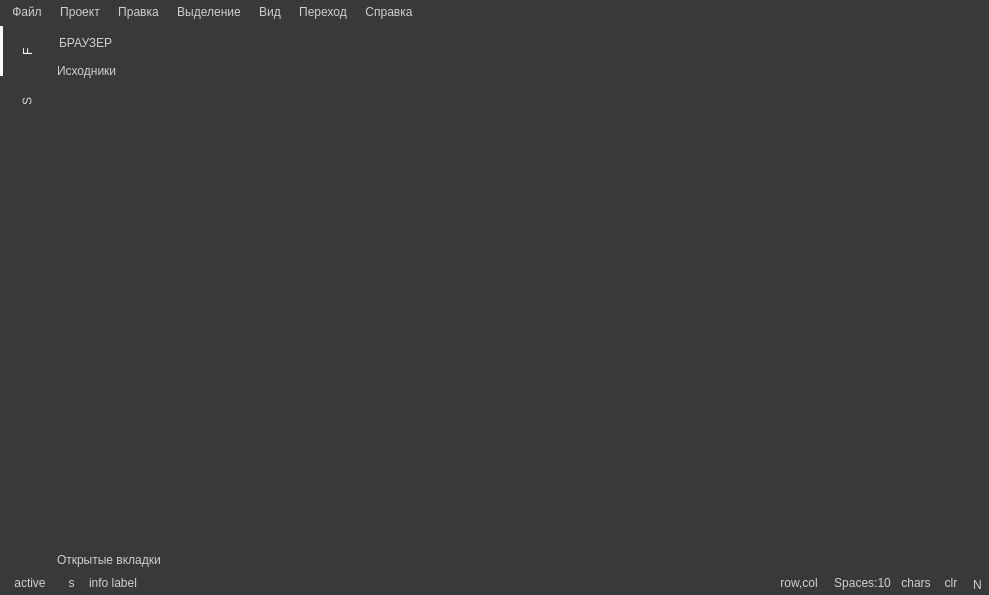
Old version of the form mainwindow.ui in the repository VanyaKrotov/CodeEditor.
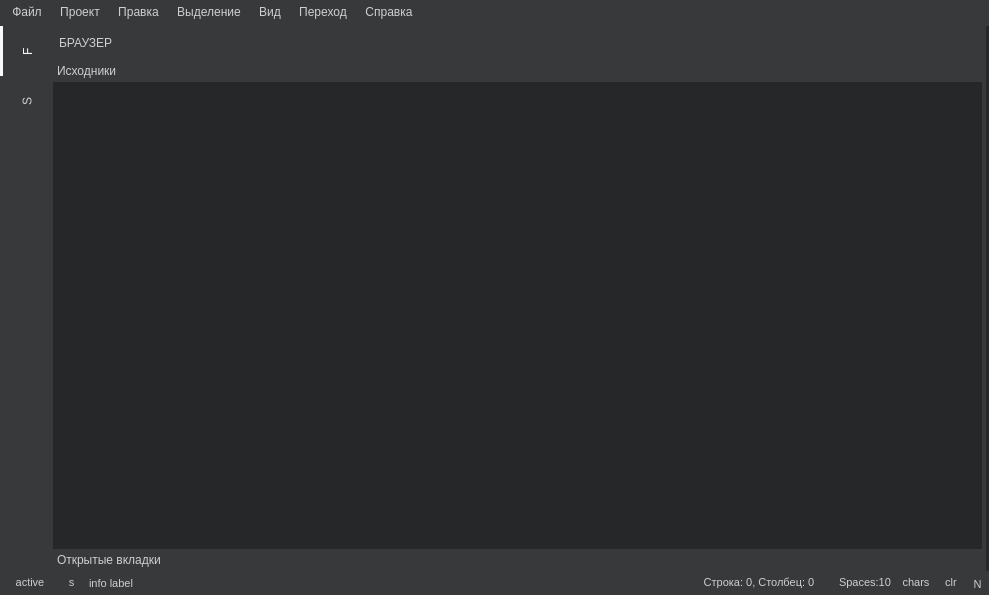
New version of the form. Icons and pictures are not drawn.

Diff of the .ui file:
```diff
--- a/mainwindow.ui
+++ b/mainwindow.ui
@@ -67,7 +67,9 @@
 QMenuBar::item:selected,
  #textTabGroup QTabBar::tab:!selected,
 #forderViewGroups,
-QHeaderView::section{
+QHeaderView::section,
+#treeWidgetsSplitter,
+#tabWidgetsSplitter{
 	background: #262729;
 }
 
@@ -147,7 +149,7 @@
 	background: #000;
 }
 
-QTextEdit {
+QPlainTextEdit {
 	font: 10pt &quot;MS Reference Sans Serif&quot;;
 }
 
@@ -179,10 +181,27 @@
 	background:  rgba(20,20,20,0);
 }
 
-QTreeWidget {
+
+
+#treeWidgetsSplitter,
+#tabWidgetsSplitter{
+	background: #262729;
+}
+
+#tabWidgetsSplitter::handle{
+	background: #262729;
+}
+
+QSplitter::handle{
+	background: #38393b;
+}
+
+#statusBarBox QPushButton, 
+#statusBarBox QLabel {
 	font-size: 11px;
 }
 
+
 </string>
   </property>
   <widget class="QWidget" name="centralwidget">
@@ -230,10 +249,29 @@
         <number>0</number>
        </property>
        <item>
+        <widget class="QSplitter" name="golSplitter">
+         <property name="orientation">
+          <enum>Qt::Horizontal</enum>
+         </property>
+         <property name="opaqueResize">
+          <bool>true</bool>
+         </property>
+         <property name="handleWidth">
+          <number>4</number>
+         </property>
+         <property name="childrenCollapsible">
+          <bool>true</bool>
+         </property>
         <widget class="QTabWidget" name="optionsTabWidget">
+          <property name="minimumSize">
+           <size>
+            <width>200</width>
+            <height>0</height>
+           </size>
+          </property>
          <property name="maximumSize">
           <size>
-           <width>300</width>
+            <width>16777215</width>
            <height>16777215</height>
           </size>
          </property>
@@ -331,8 +369,8 @@
                <rect>
                 <x>0</x>
                 <y>0</y>
-                <width>247</width>
-                <height>456</height>
+                 <width>902</width>
+                 <height>457</height>
                </rect>
               </property>
               <attribute name="label">
@@ -378,9 +416,6 @@
                   <property name="spacing">
                    <number>0</number>
                   </property>
-                  <property name="sizeConstraint">
-                   <enum>QLayout::SetNoConstraint</enum>
-                  </property>
                   <property name="leftMargin">
                    <number>0</number>
                   </property>
@@ -393,6 +428,16 @@
                   <property name="bottomMargin">
                    <number>0</number>
                   </property>
+                   <item>
+                    <widget class="QSplitter" name="treeWidgetsSplitter">
+                     <property name="orientation">
+                      <enum>Qt::Vertical</enum>
+                     </property>
+                     <property name="handleWidth">
+                      <number>4</number>
+                     </property>
+                    </widget>
+                   </item>
                  </layout>
                 </widget>
                </item>
@@ -578,8 +623,6 @@
           </layout>
          </widget>
         </widget>
-       </item>
-       <item>
         <widget class="QGroupBox" name="textTabGroup">
          <property name="title">
           <string/>
@@ -600,7 +643,18 @@
           <property name="bottomMargin">
            <number>0</number>
           </property>
-         </layout>
+           <item>
+            <widget class="QSplitter" name="tabWidgetsSplitter">
+             <property name="orientation">
+              <enum>Qt::Horizontal</enum>
+             </property>
+             <property name="handleWidth">
+              <number>4</number>
+             </property>
+            </widget>
+           </item>
+          </layout>
+         </widget>
         </widget>
        </item>
       </layout>
@@ -614,6 +668,12 @@
         <height>24</height>
        </size>
       </property>
+      <property name="maximumSize">
+       <size>
+        <width>16777215</width>
+        <height>24</height>
+       </size>
+      </property>
       <property name="title">
        <string/>
       </property>
@@ -704,18 +764,24 @@
         <widget class="QPushButton" name="pushButton_10">
          <property name="minimumSize">
           <size>
-           <width>60</width>
+           <width>150</width>
            <height>0</height>
           </size>
          </property>
          <property name="maximumSize">
           <size>
-           <width>120</width>
+           <width>300</width>
            <height>16777215</height>
           </size>
          </property>
+         <property name="font">
+          <font>
+           <family>Microsoft YaHei UI</family>
+           <pointsize>-1</pointsize>
+          </font>
+         </property>
          <property name="text">
-          <string>row,col</string>
+          <string>Строка: 0, Столбец: 0</string>
          </property>
         </widget>
        </item>
```
Left out of the diff: 40 changed lines with no effect on the pictures. Lines whose indentation alone changed are shown as unchanged.
